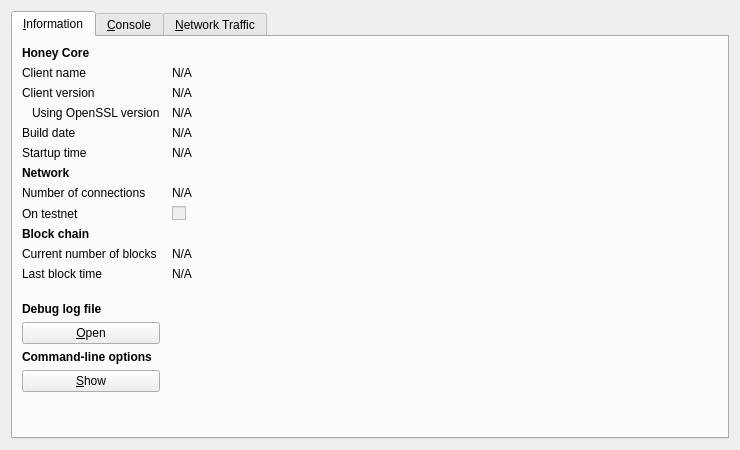
Before: the Qt Designer form src/qt/forms/rpcconsole.ui in cryptofun/honey, drawn with Qt 5.
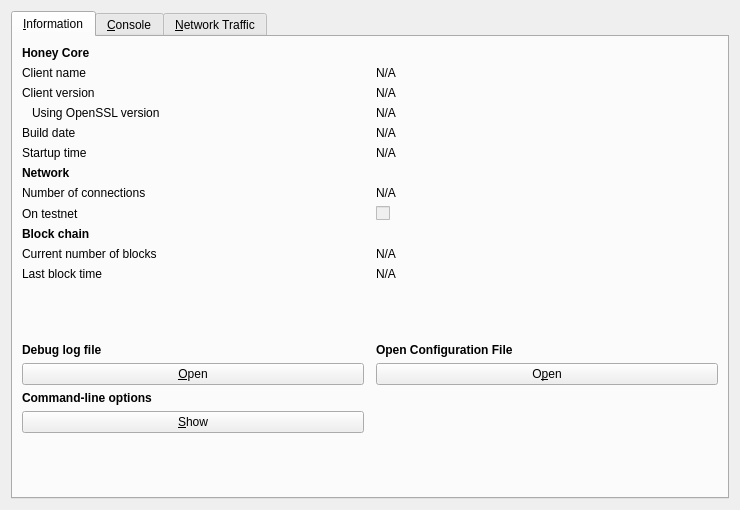
After: the same form once the commit is applied. Icons and pictures are not drawn. Custom widgets are drawn as their Qt base class.

Commit message: add config file button in debug window

```diff
--- a/src/qt/forms/rpcconsole.ui
+++ b/src/qt/forms/rpcconsole.ui
@@ -7,7 +7,7 @@
     <x>0</x>
     <y>0</y>
     <width>740</width>
-    <height>450</height>
+    <height>510</height>
    </rect>
   </property>
   <property name="windowTitle">
@@ -23,7 +23,7 @@
       <attribute name="title">
        <string>&amp;Information</string>
       </attribute>
-      <layout class="QGridLayout" name="gridLayout" columnstretch="0,1">
+      <layout class="QGridLayout" name="gridLayout" columnstretch="0,0,0">
        <property name="horizontalSpacing">
         <number>12</number>
        </property>
@@ -47,22 +47,6 @@
          </property>
         </widget>
        </item>
-       <item row="1" column="1">
-        <widget class="QLabel" name="clientName">
-         <property name="cursor">
-          <cursorShape>IBeamCursor</cursorShape>
-         </property>
-         <property name="text">
-          <string>N/A</string>
-         </property>
-         <property name="textFormat">
-          <enum>Qt::PlainText</enum>
-         </property>
-         <property name="textInteractionFlags">
-          <set>Qt::LinksAccessibleByMouse|Qt::TextSelectableByKeyboard|Qt::TextSelectableByMouse</set>
-         </property>
-        </widget>
-       </item>
        <item row="2" column="0">
         <widget class="QLabel" name="label_6">
          <property name="text">
@@ -70,22 +54,6 @@
          </property>
         </widget>
        </item>
-       <item row="2" column="1">
-        <widget class="QLabel" name="clientVersion">
-         <property name="cursor">
-          <cursorShape>IBeamCursor</cursorShape>
-         </property>
-         <property name="text">
-          <string>N/A</string>
-         </property>
-         <property name="textFormat">
-          <enum>Qt::PlainText</enum>
-         </property>
-         <property name="textInteractionFlags">
-          <set>Qt::LinksAccessibleByMouse|Qt::TextSelectableByKeyboard|Qt::TextSelectableByMouse</set>
-         </property>
-        </widget>
-       </item>
        <item row="3" column="0">
         <widget class="QLabel" name="label_14">
          <property name="text">
@@ -96,22 +64,6 @@
          </property>
         </widget>
        </item>
-       <item row="3" column="1">
-        <widget class="QLabel" name="openSSLVersion">
-         <property name="cursor">
-          <cursorShape>IBeamCursor</cursorShape>
-         </property>
-         <property name="text">
-          <string>N/A</string>
-         </property>
-         <property name="textFormat">
-          <enum>Qt::PlainText</enum>
-         </property>
-         <property name="textInteractionFlags">
-          <set>Qt::LinksAccessibleByMouse|Qt::TextSelectableByKeyboard|Qt::TextSelectableByMouse</set>
-         </property>
-        </widget>
-       </item>
        <item row="4" column="0">
         <widget class="QLabel" name="label_12">
          <property name="text">
@@ -119,22 +71,6 @@
          </property>
         </widget>
        </item>
-       <item row="4" column="1">
-        <widget class="QLabel" name="buildDate">
-         <property name="cursor">
-          <cursorShape>IBeamCursor</cursorShape>
-         </property>
-         <property name="text">
-          <string>N/A</string>
-         </property>
-         <property name="textFormat">
-          <enum>Qt::PlainText</enum>
-         </property>
-         <property name="textInteractionFlags">
-          <set>Qt::LinksAccessibleByMouse|Qt::TextSelectableByKeyboard|Qt::TextSelectableByMouse</set>
-         </property>
-        </widget>
-       </item>
        <item row="5" column="0">
         <widget class="QLabel" name="label_13">
          <property name="text">
@@ -142,22 +78,6 @@
          </property>
         </widget>
        </item>
-       <item row="5" column="1">
-        <widget class="QLabel" name="startupTime">
-         <property name="cursor">
-          <cursorShape>IBeamCursor</cursorShape>
-         </property>
-         <property name="text">
-          <string>N/A</string>
-         </property>
-         <property name="textFormat">
-          <enum>Qt::PlainText</enum>
-         </property>
-         <property name="textInteractionFlags">
-          <set>Qt::LinksAccessibleByMouse|Qt::TextSelectableByKeyboard|Qt::TextSelectableByMouse</set>
-         </property>
-        </widget>
-       </item>
        <item row="6" column="0">
         <widget class="QLabel" name="label_11">
          <property name="font">
@@ -178,22 +98,6 @@
          </property>
         </widget>
        </item>
-       <item row="7" column="1">
-        <widget class="QLabel" name="numberOfConnections">
-         <property name="cursor">
-          <cursorShape>IBeamCursor</cursorShape>
-         </property>
-         <property name="text">
-          <string>N/A</string>
-         </property>
-         <property name="textFormat">
-          <enum>Qt::PlainText</enum>
-         </property>
-         <property name="textInteractionFlags">
-          <set>Qt::LinksAccessibleByMouse|Qt::TextSelectableByKeyboard|Qt::TextSelectableByMouse</set>
-         </property>
-        </widget>
-       </item>
        <item row="8" column="0">
         <widget class="QLabel" name="label_8">
          <property name="text">
@@ -201,16 +105,6 @@
          </property>
         </widget>
        </item>
-       <item row="8" column="1">
-        <widget class="QCheckBox" name="isTestNet">
-         <property name="enabled">
-          <bool>false</bool>
-         </property>
-         <property name="text">
-          <string/>
-         </property>
-        </widget>
-       </item>
        <item row="9" column="0">
         <widget class="QLabel" name="label_10">
          <property name="font">
@@ -231,22 +125,6 @@
          </property>
         </widget>
        </item>
-       <item row="10" column="1">
-        <widget class="QLabel" name="numberOfBlocks">
-         <property name="cursor">
-          <cursorShape>IBeamCursor</cursorShape>
-         </property>
-         <property name="text">
-          <string>N/A</string>
-         </property>
-         <property name="textFormat">
-          <enum>Qt::PlainText</enum>
-         </property>
-         <property name="textInteractionFlags">
-          <set>Qt::LinksAccessibleByMouse|Qt::TextSelectableByKeyboard|Qt::TextSelectableByMouse</set>
-         </property>
-        </widget>
-       </item>
        <item row="11" column="0">
         <widget class="QLabel" name="label_2">
          <property name="text">
@@ -254,22 +132,6 @@
          </property>
         </widget>
        </item>
-       <item row="11" column="1">
-        <widget class="QLabel" name="lastBlockTime">
-         <property name="cursor">
-          <cursorShape>IBeamCursor</cursorShape>
-         </property>
-         <property name="text">
-          <string>N/A</string>
-         </property>
-         <property name="textFormat">
-          <enum>Qt::PlainText</enum>
-         </property>
-         <property name="textInteractionFlags">
-          <set>Qt::LinksAccessibleByMouse|Qt::TextSelectableByKeyboard|Qt::TextSelectableByMouse</set>
-         </property>
-        </widget>
-       </item>
        <item row="12" column="0">
         <spacer name="verticalSpacer_2">
          <property name="orientation">
@@ -348,6 +210,164 @@
          </property>
         </spacer>
        </item>
+       <item row="1" column="1">
+        <widget class="QLabel" name="clientName">
+         <property name="cursor">
+          <cursorShape>IBeamCursor</cursorShape>
+         </property>
+         <property name="text">
+          <string>N/A</string>
+         </property>
+         <property name="textFormat">
+          <enum>Qt::PlainText</enum>
+         </property>
+         <property name="textInteractionFlags">
+          <set>Qt::LinksAccessibleByMouse|Qt::TextSelectableByKeyboard|Qt::TextSelectableByMouse</set>
+         </property>
+        </widget>
+       </item>
+       <item row="2" column="1">
+        <widget class="QLabel" name="clientVersion">
+         <property name="cursor">
+          <cursorShape>IBeamCursor</cursorShape>
+         </property>
+         <property name="text">
+          <string>N/A</string>
+         </property>
+         <property name="textFormat">
+          <enum>Qt::PlainText</enum>
+         </property>
+         <property name="textInteractionFlags">
+          <set>Qt::LinksAccessibleByMouse|Qt::TextSelectableByKeyboard|Qt::TextSelectableByMouse</set>
+         </property>
+        </widget>
+       </item>
+       <item row="3" column="1">
+        <widget class="QLabel" name="openSSLVersion">
+         <property name="cursor">
+          <cursorShape>IBeamCursor</cursorShape>
+         </property>
+         <property name="text">
+          <string>N/A</string>
+         </property>
+         <property name="textFormat">
+          <enum>Qt::PlainText</enum>
+         </property>
+         <property name="textInteractionFlags">
+          <set>Qt::LinksAccessibleByMouse|Qt::TextSelectableByKeyboard|Qt::TextSelectableByMouse</set>
+         </property>
+        </widget>
+       </item>
+       <item row="4" column="1">
+        <widget class="QLabel" name="buildDate">
+         <property name="cursor">
+          <cursorShape>IBeamCursor</cursorShape>
+         </property>
+         <property name="text">
+          <string>N/A</string>
+         </property>
+         <property name="textFormat">
+          <enum>Qt::PlainText</enum>
+         </property>
+         <property name="textInteractionFlags">
+          <set>Qt::LinksAccessibleByMouse|Qt::TextSelectableByKeyboard|Qt::TextSelectableByMouse</set>
+         </property>
+        </widget>
+       </item>
+       <item row="5" column="1">
+        <widget class="QLabel" name="startupTime">
+         <property name="cursor">
+          <cursorShape>IBeamCursor</cursorShape>
+         </property>
+         <property name="text">
+          <string>N/A</string>
+         </property>
+         <property name="textFormat">
+          <enum>Qt::PlainText</enum>
+         </property>
+         <property name="textInteractionFlags">
+          <set>Qt::LinksAccessibleByMouse|Qt::TextSelectableByKeyboard|Qt::TextSelectableByMouse</set>
+         </property>
+        </widget>
+       </item>
+       <item row="7" column="1">
+        <widget class="QLabel" name="numberOfConnections">
+         <property name="cursor">
+          <cursorShape>IBeamCursor</cursorShape>
+         </property>
+         <property name="text">
+          <string>N/A</string>
+         </property>
+         <property name="textFormat">
+          <enum>Qt::PlainText</enum>
+         </property>
+         <property name="textInteractionFlags">
+          <set>Qt::LinksAccessibleByMouse|Qt::TextSelectableByKeyboard|Qt::TextSelectableByMouse</set>
+         </property>
+        </widget>
+       </item>
+       <item row="8" column="1">
+        <widget class="QCheckBox" name="isTestNet">
+         <property name="enabled">
+          <bool>false</bool>
+         </property>
+         <property name="text">
+          <string/>
+         </property>
+        </widget>
+       </item>
+       <item row="10" column="1">
+        <widget class="QLabel" name="numberOfBlocks">
+         <property name="cursor">
+          <cursorShape>IBeamCursor</cursorShape>
+         </property>
+         <property name="text">
+          <string>N/A</string>
+         </property>
+         <property name="textFormat">
+          <enum>Qt::PlainText</enum>
+         </property>
+         <property name="textInteractionFlags">
+          <set>Qt::LinksAccessibleByMouse|Qt::TextSelectableByKeyboard|Qt::TextSelectableByMouse</set>
+         </property>
+        </widget>
+       </item>
+       <item row="11" column="1">
+        <widget class="QLabel" name="lastBlockTime">
+         <property name="cursor">
+          <cursorShape>IBeamCursor</cursorShape>
+         </property>
+         <property name="text">
+          <string>N/A</string>
+         </property>
+         <property name="textFormat">
+          <enum>Qt::PlainText</enum>
+         </property>
+         <property name="textInteractionFlags">
+          <set>Qt::LinksAccessibleByMouse|Qt::TextSelectableByKeyboard|Qt::TextSelectableByMouse</set>
+         </property>
+        </widget>
+       </item>
+       <item row="14" column="1">
+        <widget class="QPushButton" name="openConfigurationfileButton">
+         <property name="toolTip">
+          <string>Open the Honey configuration file from the current data directory.</string>
+         </property>
+         <property name="text">
+          <string>O&amp;pen</string>
+         </property>
+         <property name="autoDefault">
+          <bool>false</bool>
+         </property>
+        </widget>
+       </item>
+       <item row="13" column="1">
+        <widget class="QLabel" name="labelConfigFile">
+         <property name="text">
+          <string>&lt;html&gt;&lt;head/&gt;&lt;body&gt;&lt;p&gt;&lt;span style=&quot; font-weight:600;&quot;&gt;Open Configuration File&lt;/span&gt;&lt;/p&gt;&lt;/body&gt;&lt;/html&gt;</string>
+         </property>
+        </widget>
+       </item>
       </layout>
      </widget>
      <widget class="QWidget" name="tab_console">
```
The commit also changes 6 other files.
